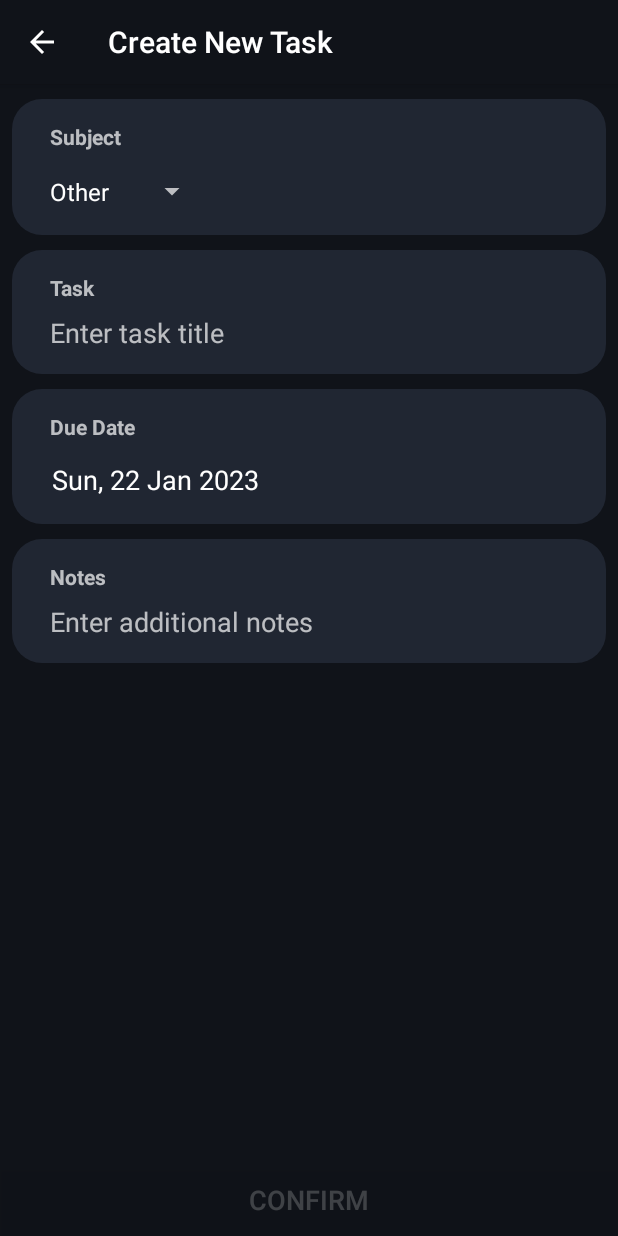
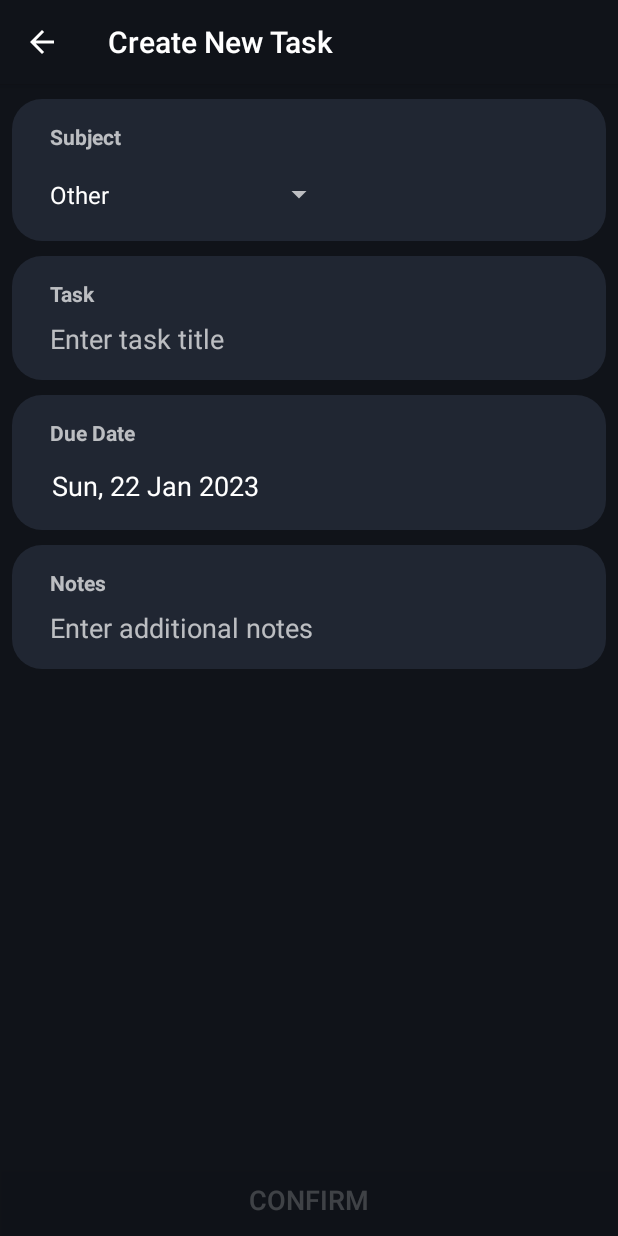
Before and after one commit to emm-an-uel/logit, an Android app: the screen it shows after launch (AddTaskActivity), after a tap on an icon or button, on a phone screen of 412 x 824 dp. Run offline under Robolectric (Android 15) with nearby library versions, the phone set to English and light mode, and no system bars; our stand-ins replace navigation-ui; libraries missing offline, so code that uses them is left out: com.beust.klaxon; 2 statements that could not run were skipped.

Commit message:
final implementation: custom spinner

```diff
--- a/app/src/main/java/com/example/logit/addtask/AddTaskActivity.kt
+++ b/app/src/main/java/com/example/logit/addtask/AddTaskActivity.kt
@@ -93,6 +93,7 @@ class AddTaskActivity : AppCompatActivity() {
 
         // subject
         val adapter = AddTaskSpinnerAdapter(this, listSubjectsSpinner)
+        spinnerSubject.setPopupBackgroundResource(android.R.color.transparent) // remove default black background
         spinnerSubject.adapter = adapter
         if (taskIsBeingEdited) {
             setSubjectInfo(currentTask.subject)
--- a/app/src/main/java/com/example/logit/addtask/AddTaskSpinnerAdapter.kt
+++ b/app/src/main/java/com/example/logit/addtask/AddTaskSpinnerAdapter.kt
@@ -8,7 +8,6 @@ import android.widget.ArrayAdapter
 import android.widget.LinearLayout
 import android.widget.TextView
 import androidx.appcompat.content.res.AppCompatResources.getDrawable
-import androidx.core.content.ContextCompat
 import com.example.logit.R
 
 class AddTaskSpinnerAdapter(context: Context, subjects: List<String>) :
@@ -17,50 +16,39 @@ class AddTaskSpinnerAdapter(context: Context, subjects: List<String>) :
     private val numSubjects = subjects.size
 
     override fun getView(position: Int, convertView: View?, parent: ViewGroup): View {
-        return myView(position, convertView, parent, dropDown = false)
+        return newView(position, convertView, parent, dropDown = false)
     }
 
     override fun getDropDownView(position: Int, convertView: View?, parent: ViewGroup): View {
-        return myView(position, convertView, parent, dropDown = true)
+        return newView(position, convertView, parent, dropDown = true)
     }
 
-    private fun myView(
+    private fun newView(
         position: Int,
         convertView: View?,
         parent: ViewGroup,
         dropDown: Boolean
     ): View {
         val subject: String? = getItem(position)
-        val view = convertView ?: LayoutInflater.from(context)
-            .inflate(R.layout.spinner_item_custom, parent, false)
-
-        if (view.background != null) {
-            view.setBackgroundColor(
-                ContextCompat.getColor(
-                    context,
-                    android.R.color.transparent
-                )
-            ) // get rid of default bg
-        }
+        val view = convertView ?: LayoutInflater.from(context).inflate(R.layout.spinner_item_custom, parent, false)
 
         val tvSubject: TextView = view.findViewById(R.id.tvSubject)
         val background: LinearLayout = view.findViewById(R.id.background)
+        val dividerLine: View = view.findViewById(R.id.dividerLine)
 
-        if (subject != null) {
-            tvSubject.text = subject
-        } else {
-            tvSubject.visibility = View.GONE
-        }
+        tvSubject.text = subject
 
-        // set transparent background if it's the current option being chosen (aesthetic)
+        // special conditions for selected item (not in drop-down list)
         if (!dropDown) {
             background.background = getDrawable(context, android.R.color.transparent)
+            dividerLine.visibility = View.GONE
 
-        } else { // special conditions for first and last items
+        } else { // special conditions for first and last items in drop-down list
             if (position == 0) {
                 background.background = getDrawable(context, R.drawable.custom_spinner_bg_top)
             } else if (position == numSubjects - 1) {
                 background.background = getDrawable(context, R.drawable.custom_spinner_bg_bottom)
+                dividerLine.visibility = View.GONE
             }
         }
 
--- a/app/src/main/res/layout/spinner_item_custom.xml
+++ b/app/src/main/res/layout/spinner_item_custom.xml
@@ -6,7 +6,7 @@
 
     <LinearLayout
         android:id="@+id/background"
-        android:layout_width="match_parent"
+        android:layout_width="150dp"
         android:layout_height="wrap_content"
         android:background="@color/blue_gray"
         android:orientation="vertical">
@@ -15,13 +15,19 @@
             android:id="@+id/tvSubject"
             android:layout_width="wrap_content"
             android:layout_height="wrap_content"
-            android:paddingVertical="8dp"
+            android:paddingVertical="10dp"
             android:paddingLeft="8dp"
             android:paddingRight="18dp"
             android:text="Subject"
             android:textColor="@color/white"
             android:textSize="16sp" />
 
+        <View
+            android:id="@+id/dividerLine"
+            android:layout_width="wrap_content"
+            android:layout_height="1dp"
+            android:background="@color/gray" />
+
     </LinearLayout>
 
 </LinearLayout>
```
